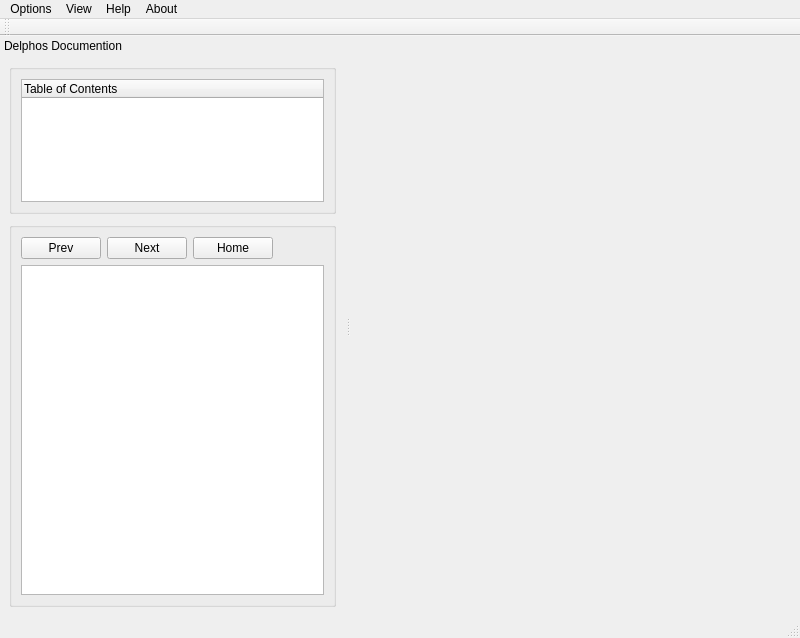
Qt form src/gui/main_window.ui (Ecotrust/delphos) before a commit.
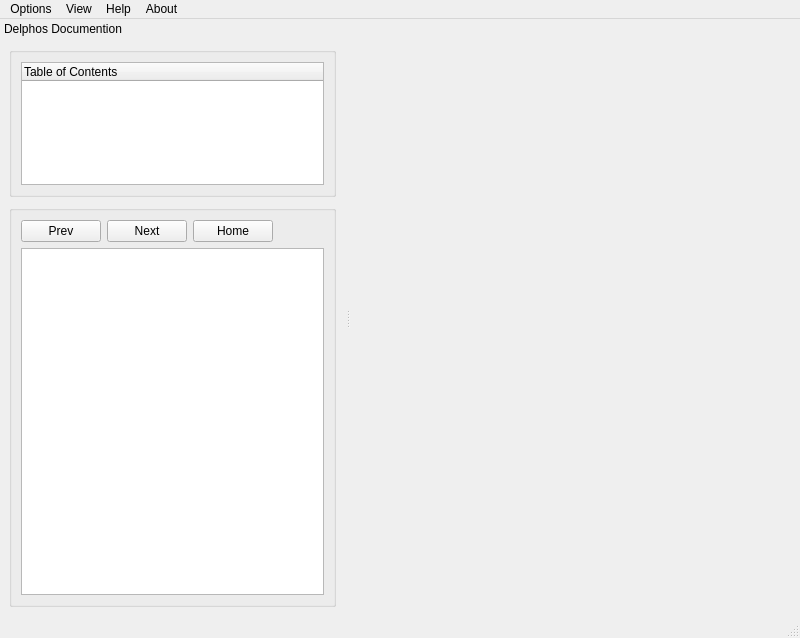
The same form after that commit. Custom widgets are drawn as their Qt base class.

Commit message: finished evamix algorithm implementation, fixed unit test, need to add more evamix unit tests

```diff
--- a/src/gui/main_window.ui
+++ b/src/gui/main_window.ui
@@ -214,17 +214,6 @@
     </layout>
    </widget>
   </widget>
-  <widget class="QToolBar" name="toolBar" >
-   <property name="windowTitle" >
-    <string>toolBar</string>
-   </property>
-   <attribute name="toolBarArea" >
-    <enum>TopToolBarArea</enum>
-   </attribute>
-   <attribute name="toolBarBreak" >
-    <bool>false</bool>
-   </attribute>
-  </widget>
   <action name="actionFile" >
    <property name="text" >
     <string>File</string>
```
The commit also changes 2 other files.
